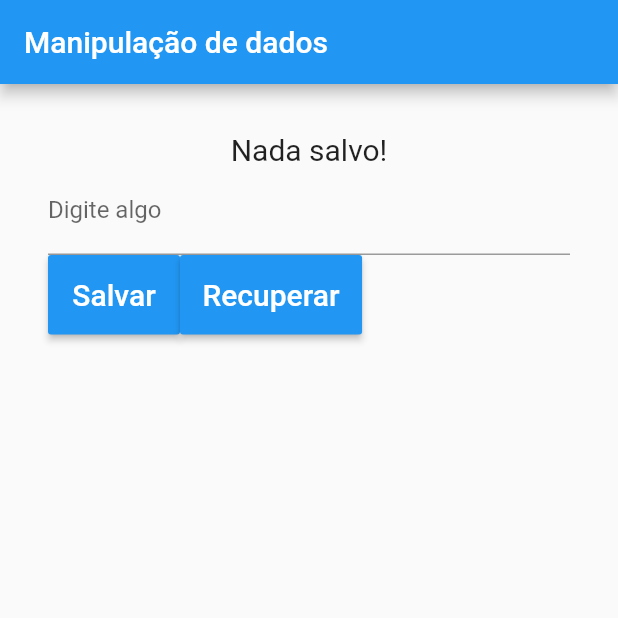
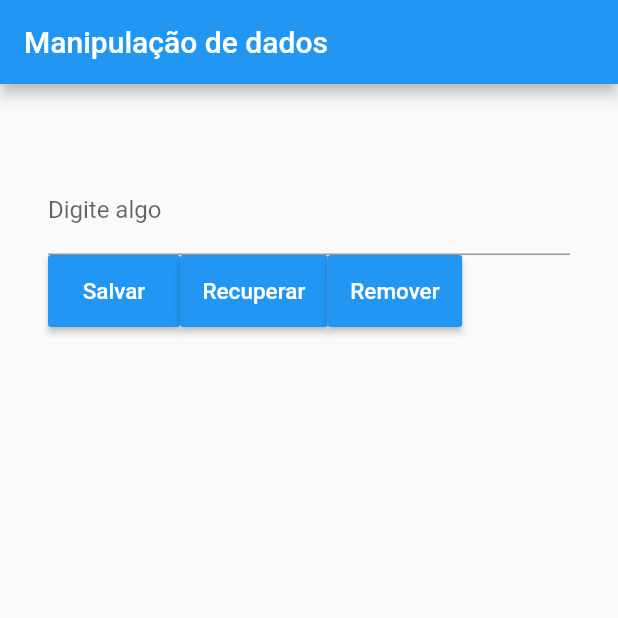
Before and after one commit to DanielleRS/preferencias-flutter, a Flutter app: the screen it shows after launch, after a tap on "Recuperar", on a phone screen of 412 x 824 dp, the top half of it. Run offline on Flutter 3.47's test engine with Material 2 defaults, Android fonts, the phone set to English and light mode, and no system bars; our stand-ins replace shared_preferences.

Commit message:
Utilizando preferencias - parte 2

```diff
--- a/lib/Home.dart
+++ b/lib/Home.dart
@@ -1,4 +1,5 @@
 import 'package:flutter/material.dart';
+import 'package:shared_preferences/shared_preferences.dart';
 
 class Home extends StatefulWidget {
   @override
@@ -7,14 +8,31 @@ class Home extends StatefulWidget {
 
 class _HomeState extends State<Home> {
 
+  String _saveText = "Nada salvo!";
   TextEditingController _controllerCampo = TextEditingController();
 
-  _save() {
+  _save() async {
+    String typedText = _controllerCampo.text;
+    final prefs = await SharedPreferences.getInstance();
+    await prefs.setString("name", typedText);
 
+    print("operacao (salvar): $typedText");
   }
 
-  _recover() {
+  _recover() async {
+    final prefs = await SharedPreferences.getInstance();
+    setState(() {
+      _saveText = prefs.getString("name") ?? "Sem valor";
+    });
 
+    print("operacao (recuperar): $_saveText");
+  }
+
+  _remove() async {
+    final prefs = await SharedPreferences.getInstance();
+    prefs.remove("name");
+
+    print("operacao (remover)");
   }
 
   @override
@@ -28,7 +46,7 @@ class _HomeState extends State<Home> {
         child: Column(
           children: <Widget>[
             Text(
-              "Nada salvo!",
+              _saveText,
               style: TextStyle(
                 fontSize: 20
               ),
@@ -49,7 +67,7 @@ class _HomeState extends State<Home> {
                   child: Text(
                     "Salvar",
                     style: TextStyle(
-                      fontSize: 20
+                      fontSize: 15
                     ),
                   ),
                   onPressed: _save,
@@ -61,10 +79,22 @@ class _HomeState extends State<Home> {
                   child: Text(
                     "Recuperar",
                     style: TextStyle(
-                        fontSize: 20
+                        fontSize: 15
                     ),
                   ),
                   onPressed: _recover,
+                ),
+                RaisedButton(
+                  color: Colors.blue,
+                  textColor: Colors.white,
+                  padding: EdgeInsets.all(15),
+                  child: Text(
+                    "Remover",
+                    style: TextStyle(
+                        fontSize: 15
+                    ),
+                  ),
+                  onPressed: _remove,
                 )
               ],
             )
--- a/pubspec.yaml
+++ b/pubspec.yaml
@@ -23,6 +23,7 @@ dependencies:
   # The following adds the Cupertino Icons font to your application.
   # Use with the CupertinoIcons class for iOS style icons.
   cupertino_icons: ^0.1.2
+  shared_preferences: ^0.5.7
 
 dev_dependencies:
   flutter_test:
```
Also changed, not shown: pubspec.lock.
